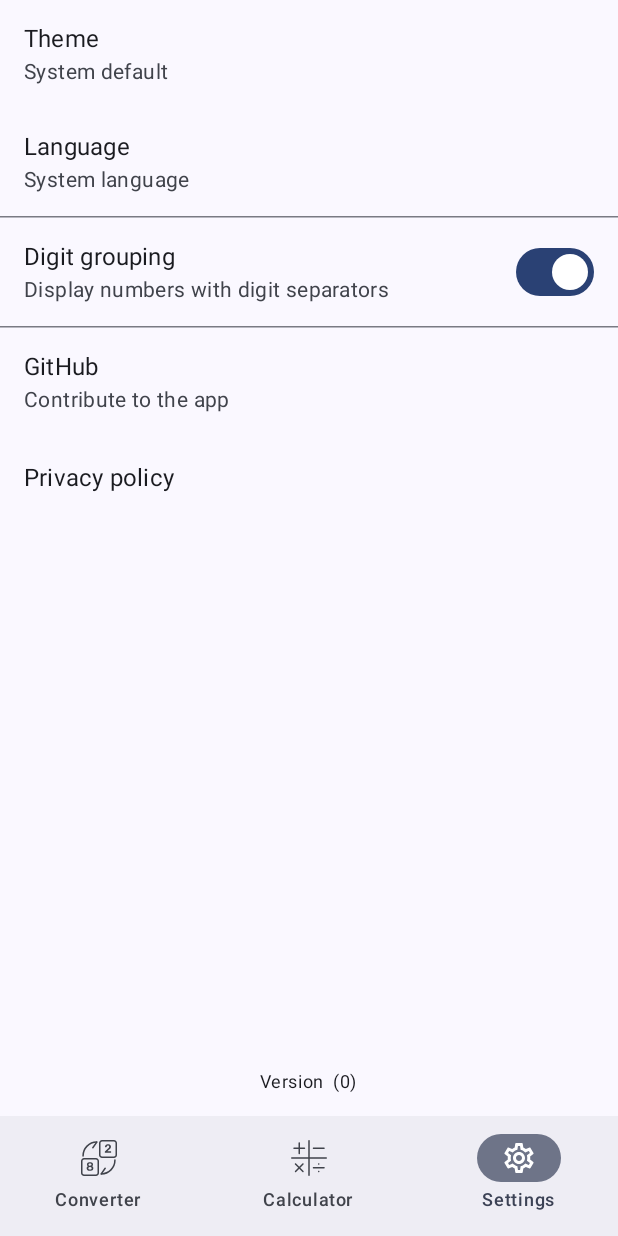
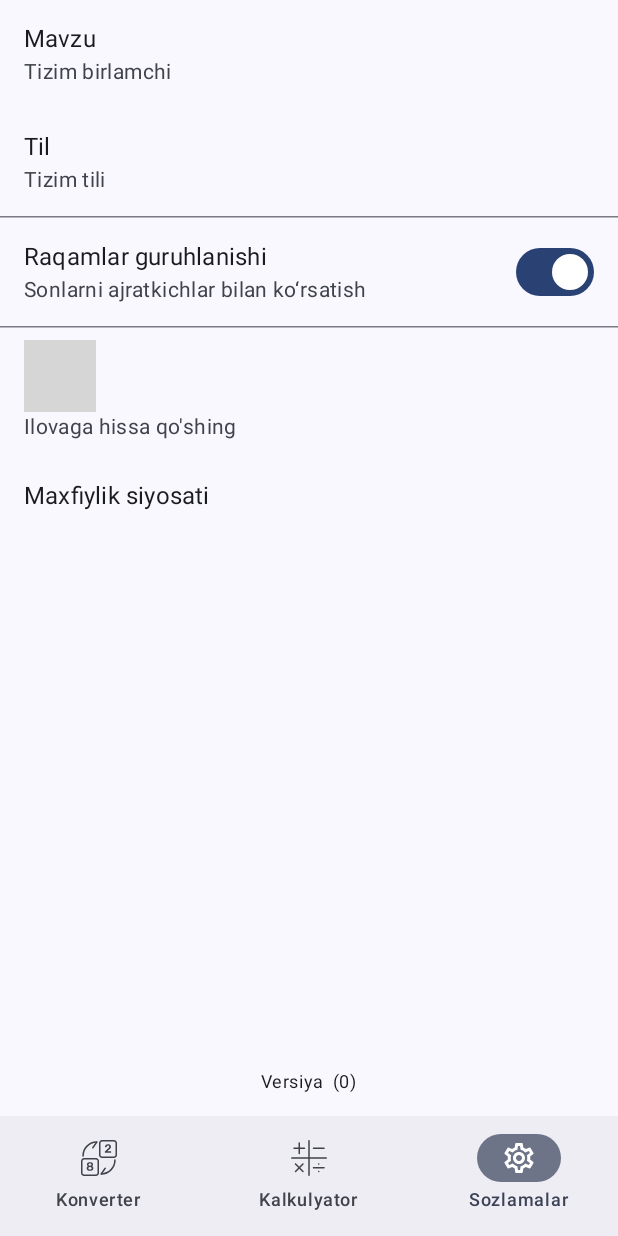
Before and after one commit to jedi1150/number-systems, an Android app built with Jetpack Compose: the SettingsRoute screen opened through its navigation route, on a phone screen of 412 x 824 dp. Run offline under Robolectric (Android 15) with nearby library versions, the phone set to English and light mode, and no system bars; our stand-ins replace Dagger/Hilt's generated code, window size class; libraries missing offline, so code that uses them is left out: com.google.android.play; 10 statements that could not run were skipped; grey boxes are pictures that could not be loaded.

Commit message:
New translations strings.xml (Multilingual)

```diff
--- a/app/src/main/res/values/strings.xml
+++ b/app/src/main/res/values/strings.xml
@@ -1,43 +1,36 @@
-<?xml version="1.0" encoding="UTF-8"?>
+<?xml version="1.0" encoding="utf-8"?>
 <resources>
-    <string name="app_name">Number Systems</string>
-
-    <string name="dec">Decimal (10)</string>
-    <string name="bin">Binary (2)</string>
-    <string name="oct">Octal (8)</string>
-    <string name="hex">Hexadecimal (16)</string>
-    <string name="radix">Radix (%d)</string>
-
-    <string name="screen_converter">Converter</string>
-    <string name="screen_calculator">Calculator</string>
-    <string name="screen_settings">Settings</string>
-
-    <string name="explanation">Explanation</string>
-    <string name="explanation_result">Result</string>
-    <string name="integer_part">Integer part</string>
-    <string name="fractional_part">Fractional part</string>
-    <string name="explanation_convert_to_decimal">Convert to decimal</string>
-    <string name="explanation_integer_division">Divide the integer part of the decimal number by the desired radix</string>
-    <string name="explanation_reverse_result">Write the result in reverse order</string>
-    <string name="explanation_convert_fractional">Multiply the fractional part of the decimal number by the radix of the desired</string>
-    <string name="explanation_convert_fractional_write_result">Write the result from top to bottom</string>
-    <string name="explanation_convert_combine_integer_and_fractional_parts">Add the integer and fractional parts</string>
-
-    <string name="settings_theme">Theme</string>
-    <string name="theme_light">Light</string>
-    <string name="theme_dark">Dark</string>
-    <string name="theme_system_default">System default</string>
-    <string name="settings_language">Language</string>
-    <string name="settings_github" translatable="false">GitHub</string>
-    <string name="settings_privacy_policy">Privacy policy</string>
-    <string name="app_version">Version %1$s (%2$d)</string>
-
-    <string name="locale_system">System language</string>
-    <string name="settings_contribute_description">Contribute to the app</string>
-    <string name="remainder">remainder</string>
-    <string name="invert_convertible_values">Invert convertible values</string>
-    <string name="clear_values">Clear values</string>
-    <string name="digit_grouping">Digit grouping</string>
-    <string name="digit_grouping_description">Display numbers with digit separators</string>
-
+    <string name="app_name">Raqamlar tizimlari</string>
+    <string name="dec">O\'nli (10)</string>
+    <string name="bin">Ikkilik (2)</string>
+    <string name="oct">Oktyabr (8)</string>
+    <string name="hex">O\'n oltilik (16)</string>
+    <string name="radix">Baza (%d)</string>
+    <string name="screen_converter">Konverter</string>
+    <string name="screen_calculator">Kalkulyator</string>
+    <string name="screen_settings">Sozlamalar</string>
+    <string name="explanation">Izoh</string>
+    <string name="explanation_result">Natija</string>
+    <string name="integer_part">Butun sonli qism</string>
+    <string name="fractional_part">Fraksiyonel qism</string>
+    <string name="explanation_convert_to_decimal">O\'nlik kasrga aylantirish</string>
+    <string name="explanation_integer_division">O\'nlik sonning butun qismini kerakli sanoq sistemasiga bo\'ling</string>
+    <string name="explanation_reverse_result">Natijani teskari tartibda yozing</string>
+    <string name="explanation_convert_fractional">O\'nlik sonning kasr qismini kerakli sonning asosiga ko\'paytiring</string>
+    <string name="explanation_convert_fractional_write_result">Natijani yuqoridan pastgacha yozib oling</string>
+    <string name="explanation_convert_combine_integer_and_fractional_parts">Butun va kasr qismlarni qo\'shing</string>
+    <string name="settings_theme">Mavzu</string>
+    <string name="theme_light">Yorug\'lik</string>
+    <string name="theme_dark">Qorong\'i</string>
+    <string name="theme_system_default">Tizim birlamchi</string>
+    <string name="settings_language">Til</string>
+    <string name="settings_privacy_policy">Maxfiylik siyosati</string>
+    <string name="app_version">Versiya %1$s (%2$d)</string>
+    <string name="locale_system">Tizim tili</string>
+    <string name="settings_contribute_description">Ilovaga hissa qo\'shing</string>
+    <string name="remainder">qolgan</string>
+    <string name="invert_convertible_values">O\'zgartirilgan qiymatlarni o\'zgartiring</string>
+    <string name="clear_values">Qiymatlarni tozalash</string>
+    <string name="digit_grouping">Raqamlar guruhlanishi</string>
+    <string name="digit_grouping_description">Sonlarni ajratkichlar bilan ko‘rsatish</string>
 </resources>
```
